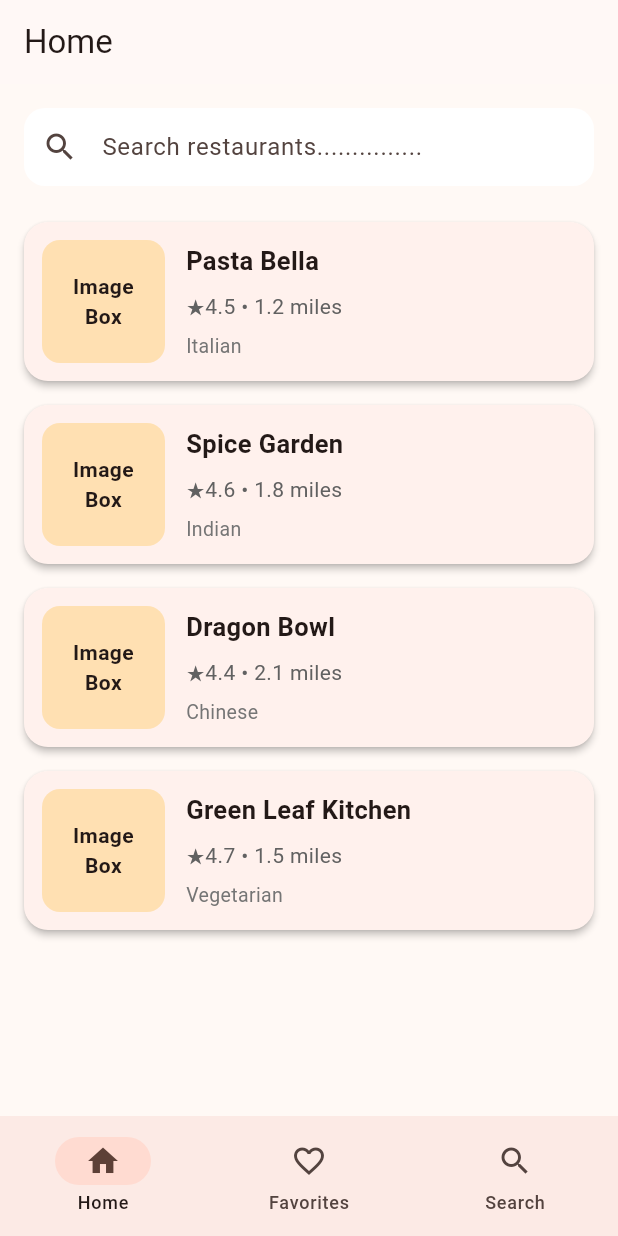
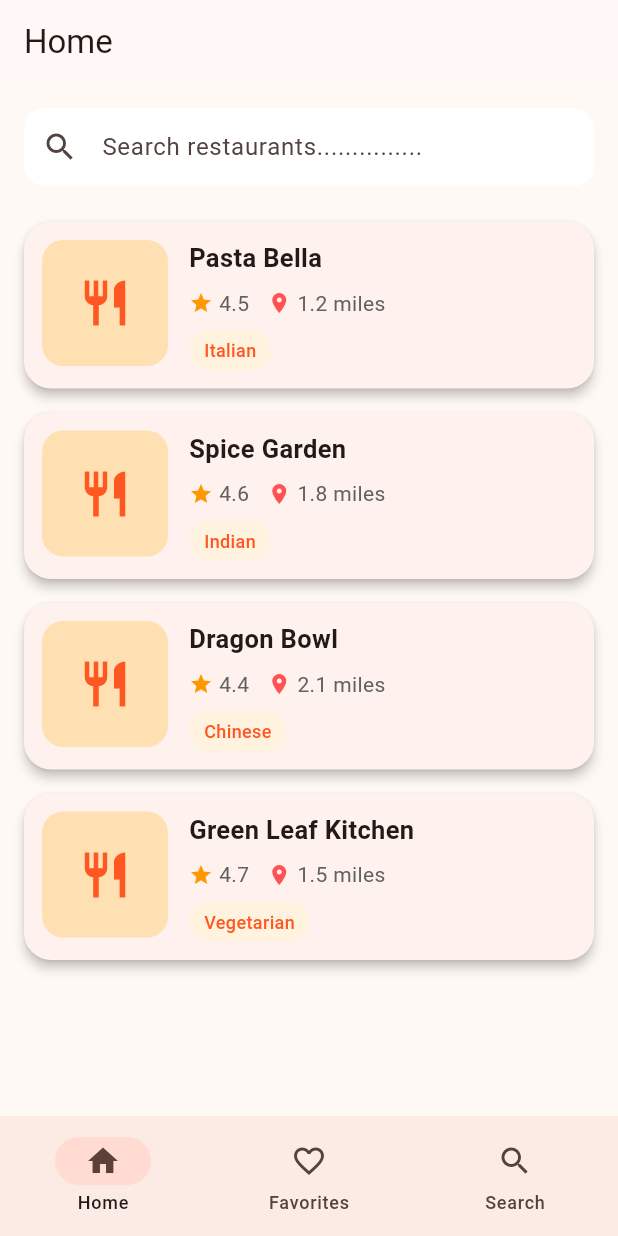
Before and after one commit to hafsaakhtarr/TravelFoodApp, a Flutter app: the HomeScreen screen opened directly with empty values, on a phone screen of 412 x 824 dp. Run offline on Flutter 3.47's test engine with Material 3 defaults, Android fonts, the phone set to English and light mode, and no system bars.

Commit message:
Enhanced restaurant card styling for cleaner home screen presentation

```diff
--- a/travelfoodapp/lib/widgets/restaurant_card.dart
+++ b/travelfoodapp/lib/widgets/restaurant_card.dart
@@ -15,31 +15,30 @@ class RestaurantCard extends StatelessWidget {
   Widget build(BuildContext context) {
     return InkWell(
       onTap: onTap,
-      borderRadius: BorderRadius.circular(16),
+      borderRadius: BorderRadius.circular(18),
       child: Card(
-        elevation: 2,
+        elevation: 3,
         margin: const EdgeInsets.only(bottom: 16),
         shape: RoundedRectangleBorder(
-          borderRadius: BorderRadius.circular(16),
+          borderRadius: BorderRadius.circular(18),
         ),
         child: Padding(
           padding: const EdgeInsets.all(12),
           child: Row(
+            crossAxisAlignment: CrossAxisAlignment.start,
             children: [
               Container(
-                width: 82,
-                height: 82,
+                width: 84,
+                height: 84,
                 decoration: BoxDecoration(
                   color: Colors.orange.shade100,
-                  borderRadius: BorderRadius.circular(12),
+                  borderRadius: BorderRadius.circular(14),
                 ),
                 child: const Center(
-                  child: Text(
-                    'Image\nBox',
-                    textAlign: TextAlign.center,
-                    style: TextStyle(
-                      fontWeight: FontWeight.w600,
-                    ),
+                  child: Icon(
+                    Icons.restaurant,
+                    size: 36,
+                    color: Colors.deepOrange,
                   ),
                 ),
               ),
@@ -56,19 +55,47 @@ class RestaurantCard extends StatelessWidget {
                       ),
                     ),
                     const SizedBox(height: 8),
+                    Row(
+                      children: [
+                        const Icon(Icons.star, size: 16, color: Colors.orange),
+                        const SizedBox(width: 4),
                         Text(
-                      '★${restaurant.rating} • ${restaurant.distanceMiles} miles',
+                          '${restaurant.rating}',
                           style: TextStyle(
                             fontSize: 14,
                             color: Colors.grey.shade700,
                           ),
                         ),
-                    const SizedBox(height: 6),
+                        const SizedBox(width: 12),
+                        const Icon(Icons.location_on,
+                            size: 16, color: Colors.redAccent),
+                        const SizedBox(width: 4),
                         Text(
+                          '${restaurant.distanceMiles} miles',
+                          style: TextStyle(
+                            fontSize: 14,
+                            color: Colors.grey.shade700,
+                          ),
+                        ),
+                      ],
+                    ),
+                    const SizedBox(height: 8),
+                    Container(
+                      padding: const EdgeInsets.symmetric(
+                        horizontal: 10,
+                        vertical: 5,
+                      ),
+                      decoration: BoxDecoration(
+                        color: Colors.orange.shade50,
+                        borderRadius: BorderRadius.circular(20),
+                      ),
+                      child: Text(
                         restaurant.cuisine,
-                      style: TextStyle(
-                        fontSize: 13,
-                        color: Colors.grey.shade600,
+                        style: const TextStyle(
+                          fontSize: 12,
+                          fontWeight: FontWeight.w500,
+                          color: Colors.deepOrange,
+                        ),
                       ),
                     ),
                   ],
```
Lines whose indentation alone changed are shown as unchanged.
